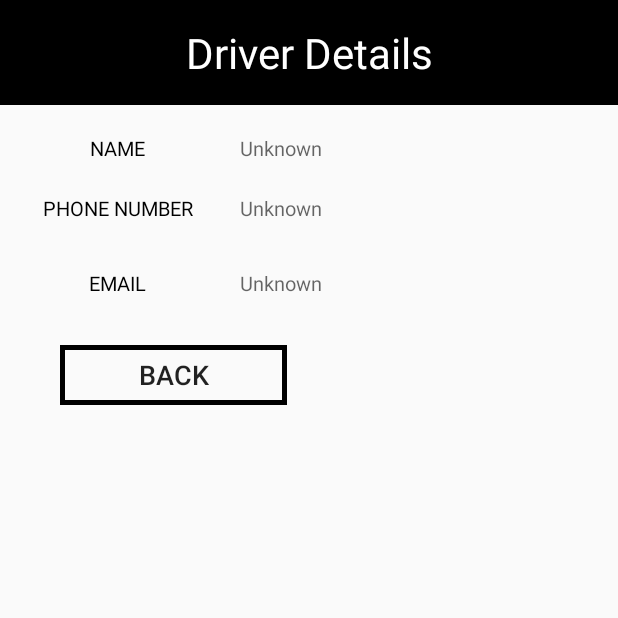
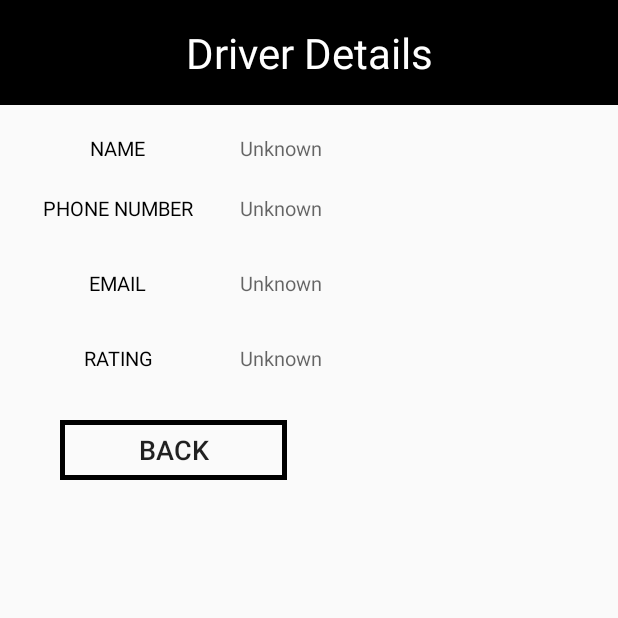
Before and after one commit to CMPUT301W20T03/OnTime, an Android app: the DriverDetail screen opened directly, with no data from a screen before it, on a phone screen of 412 x 824 dp, the top half of it. Run offline under Robolectric (Android 15) with nearby library versions, the phone set to English and light mode, and no system bars; our stand-ins replace Firebase (no records; nobody signed in at launch, a user with empty details on screens opened directly).

Commit message:
revise the driver details to have the rating

```diff
--- a/app/src/main/java/com/example/ontime/DriverDetail.java
+++ b/app/src/main/java/com/example/ontime/DriverDetail.java
@@ -23,11 +23,14 @@ public class DriverDetail extends AppCompatActivity {
     private TextView driver_name;
     private TextView phone;
     private TextView email;
+    private TextView rating;
+
     Button backButton;
     private String driver;
     private String driverName;
     private String driverPhone;
     private String driverEmail;
+    private String driverRating;
 
 
     FirebaseFirestore db;
@@ -42,6 +45,7 @@ public class DriverDetail extends AppCompatActivity {
         driver_name =  findViewById(R.id.driver_name_text);
         phone = findViewById(R.id.driver_phone_text);
         email = findViewById(R.id.driver_email_text);
+        rating = findViewById(R.id.driver_rating_text);
 
         backButton.setOnClickListener(new View.OnClickListener() {
             @Override
@@ -61,10 +65,11 @@ public class DriverDetail extends AppCompatActivity {
                             driverName = documentSnapshot.getString("userName");
                             driverPhone = documentSnapshot.getString("phone number");
                             driverEmail = documentSnapshot.getString("email");
-
+                            driverRating = documentSnapshot.getString("rating");
                             driver_name.setText(driverName);
                             phone.setText(driverPhone);
                             email.setText(driverEmail);
+                            rating.setText(driverRating);
                         }else{
                             Toast.makeText(DriverDetail.this,"user not exist",Toast.LENGTH_SHORT).show();
                         }
--- a/app/src/main/res/layout/driver_details.xml
+++ b/app/src/main/res/layout/driver_details.xml
@@ -48,6 +48,7 @@
         android:layout_width="match_parent"
         android:layout_height="50dp"
         android:orientation="horizontal">
+
         <TextView
             android:id="@+id/Driver_phone_text"
             android:layout_width="160dp"
@@ -55,8 +56,9 @@
             android:gravity="center"
             android:text="Phone number "
             android:textAllCaps="true"
-            android:textSize="13sp"
-            android:textColor="@color/black" />
+            android:textColor="@color/black"
+            android:textSize="13sp" />
+
         <TextView
             android:id="@+id/driver_phone_text"
             android:layout_width="match_parent"
@@ -93,6 +95,30 @@
             android:textSize="13sp" />
     </LinearLayout>
 
+    <LinearLayout
+        android:layout_width="match_parent"
+        android:layout_height="50dp"
+        android:orientation="horizontal">
+
+        <TextView
+            android:id="@+id/Driver_rating_text"
+            android:layout_width="160dp"
+            android:layout_height="38dp"
+            android:gravity="center"
+            android:text="Rating "
+            android:textAllCaps="true"
+            android:textSize="13sp"
+            android:textColor="@color/black" />
+
+        <TextView
+            android:id="@+id/driver_rating_text"
+            android:layout_width="match_parent"
+            android:layout_height="wrap_content"
+            android:focusableInTouchMode="true"
+            android:gravity="start"
+            android:hint="Unknown"
+            android:textSize="13sp" />
+    </LinearLayout>
 
     <LinearLayout
         android:layout_width="match_parent"
```
